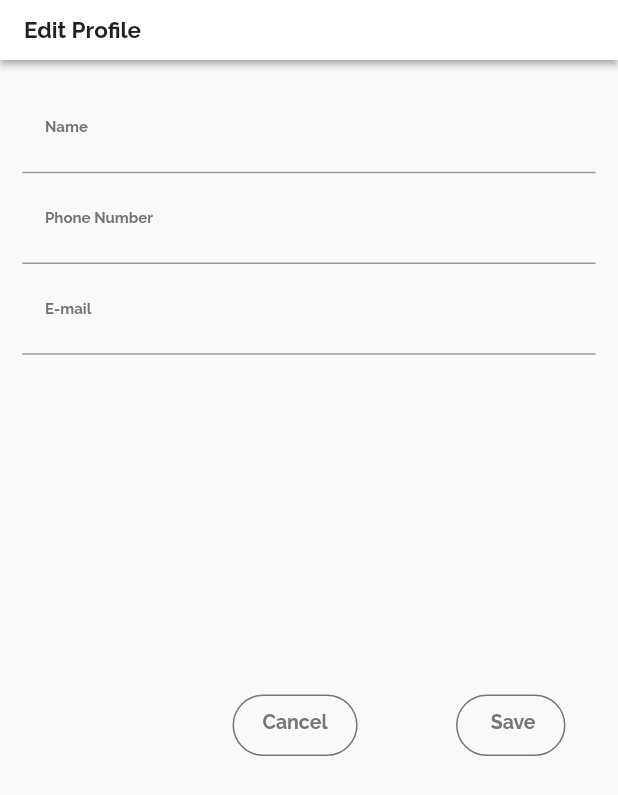
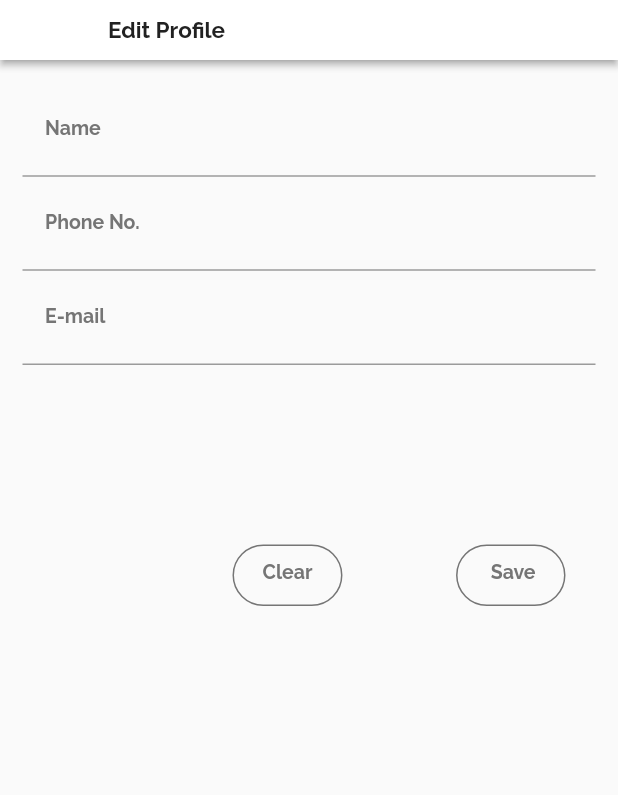
Before and after one commit to devansh511/scrummy, a Flutter app: the EditProfile screen opened directly, on a phone screen of 412 x 824 dp. Shown: the top 795 px of the screen. Run offline on Flutter 3.47's test engine with Material 2 defaults, Android fonts, the light colour scheme and no system bars; our stand-ins replace bubble_bottom_bar, flutter_svg, font_awesome_flutter, shared_preferences; accounts and stored records are empty.

Commit message:
Address section added and static navigation of screens added

```diff
--- a/lib/main.dart
+++ b/lib/main.dart
@@ -14,7 +14,8 @@
 class MyApp extends StatelessWidget {
   @override
   Widget build(BuildContext context) {
-    return MultiProvider(
+    return MaterialApp(
+      home: MultiProvider(
         providers: [
           ChangeNotifierProvider.value(
             value: Auth(),
@@ -22,7 +23,8 @@
         ],
         child: Consumer<Auth>(
           builder: (ctx, auth, _) => MaterialApp(
-          home: EditProfile(),
+            home: AuthScreen(),
+          ),
         ),
       ),
     );
--- a/lib/screens/edit_profile_screen.dart
+++ b/lib/screens/edit_profile_screen.dart
@@ -1,7 +1,23 @@
 import 'package:flutter/material.dart';
-import 'package:font_awesome_flutter/font_awesome_flutter.dart';
 
-class EditProfile extends StatelessWidget {
+enum Mode { Address, Profile }
+
+class EditProfile extends StatefulWidget {
+  @override
+  _EditProfileState createState() => _EditProfileState();
+}
+
+class _EditProfileState extends State<EditProfile> {
+  Mode _mode = Mode.Profile;
+  // TextEditingController _textController = TextEditingController();
+  // TextEditingController _textController2 = TextEditingController();
+  // TextEditingController _textController3 = TextEditingController();
+  // void allClear() {
+  //   _textController.clear();
+  //   _textController2.clear();
+  //   _textController3.clear();
+  // }
+
   @override
   Widget build(BuildContext context) {
     return Scaffold(
@@ -10,8 +26,9 @@
         backgroundColor: Colors.white,
         shadowColor: Colors.grey,
         elevation: 2.0,
+        // titleSpacing: 0.0,
         title: Text(
-          'Edit Profile',
+          _mode == Mode.Profile ? 'Edit Profile' : 'Address',
           style: TextStyle(
             fontFamily: 'Raleway',
             color: Colors.grey[900],
@@ -32,13 +49,18 @@
                 itemBuilder: (context, i) => TextField(
                   decoration: InputDecoration(
                     contentPadding: EdgeInsets.all(15.0),
-                    labelText:
-                        i == 0 ? 'Name' : i == 1 ? 'Phone Number' : 'E-mail',
+                    labelText: i == 0
+                        ? (_mode == Mode.Profile
+                            ? 'Name'
+                            : 'House No./Flat No.')
+                        : i == 1
+                            ? (_mode == Mode.Profile ? 'Phone No.' : 'Colony')
+                            : (_mode == Mode.Profile ? 'E-mail' : 'City'),
                     labelStyle: TextStyle(
                       color: Colors.grey[600],
                       fontWeight: FontWeight.bold,
                       fontFamily: 'Raleway',
-                      fontSize: 10.0,
+                      fontSize: 13.0,
                     ),
                   ),
                 ),
@@ -49,7 +71,7 @@
               children: [
                 Container(
                   padding: EdgeInsets.fromLTRB(19.0, 10.0, 19.0, 14.0),
-                  margin: EdgeInsets.only(left: 140.0, bottom: 320.0),
+                  margin: EdgeInsets.only(left: 140.0, bottom: 420.0),
                   decoration: BoxDecoration(
                     borderRadius: BorderRadius.circular(25.0),
                     border: Border.all(
@@ -59,7 +81,7 @@
                   ),
                   child: GestureDetector(
                     child: Text(
-                      'Cancel',
+                      'Clear',
                       style: TextStyle(
                         color: Colors.grey[600],
                         fontFamily: 'Raleway',
@@ -67,13 +89,17 @@
                         fontSize: 13.0,
                       ),
                     ),
-                    onTap: () {},
+                    onTap: () {
+                      // setState(() {
+                      //   allClear();
+                      // });
+                    },
                   ),
                 ),
                 Container(
                   // width: 10.0,
                   padding: EdgeInsets.fromLTRB(19.0, 10.0, 19.0, 14.0),
-                  margin: EdgeInsets.only(right: 20.0, bottom: 320.0),
+                  margin: EdgeInsets.only(right: 20.0, bottom: 420.0),
                   decoration: BoxDecoration(
                     borderRadius: BorderRadius.circular(25.0),
                     border: Border.all(
--- a/lib/screens/panel_screen.dart
+++ b/lib/screens/panel_screen.dart
@@ -155,8 +155,7 @@
                 Row(
                   children: [
                     Container(
-                      margin:
-                          EdgeInsets.only(left: 25, top: deviceHeight - 620.0),
+                      margin: EdgeInsets.only(left: 25, top: 10.0),
                       child: Text(
                         'Restaurant',
                         style: TextStyle(
@@ -171,7 +170,7 @@
                       width: 70,
                     ),
                     Container(
-                      margin: EdgeInsets.only(top: deviceHeight - 620.0),
+                      margin: EdgeInsets.only(top: 10.0),
                       child: Text(
                         'Customer',
                         style: TextStyle(
```
Also changed, not shown: lib/auth/auth_screen.dart (+16 -8 lines), lib/screens/home_screen.dart (+8 -1 lines), lib/screens/location_screen.dart (+8 -1 lines), lib/screens/profile_screen.dart (+31 -4 lines). Lines whose indentation alone changed are shown as unchanged.
